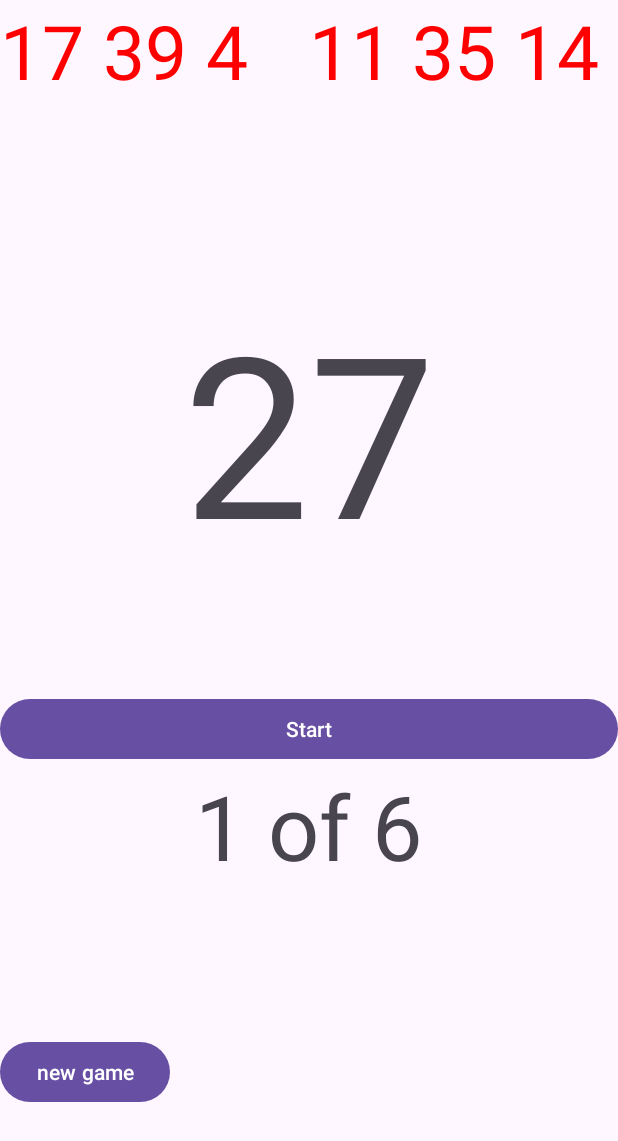
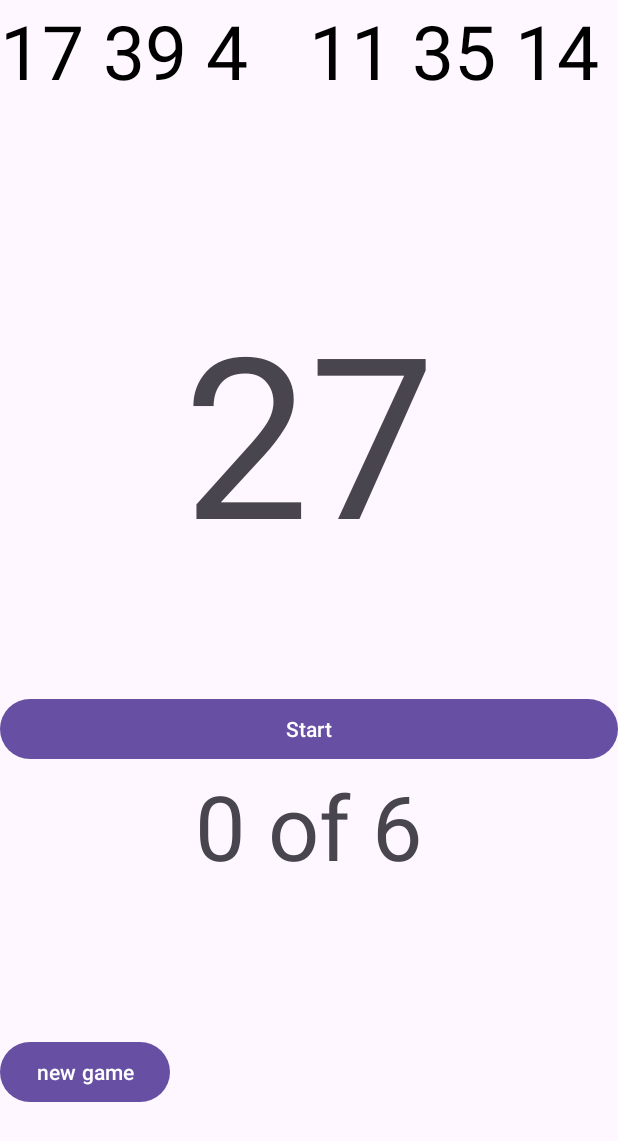
Before and after one commit to mohamedy25/RANDOM_GAME, an Android app: the screen it shows after launch (MainActivity), after a tap on "Stop", on a phone screen of 412 x 824 dp. Shown: the top 1141 px of the screen. Run offline under Robolectric (Android 15) with nearby library versions, the phone set to English and light mode, and no system bars; 1 other tap on this screen came first.

Commit message:
RANDOM_NUM

```diff
--- a/app/src/main/java/com/example/random_num/MainActivity.java
+++ b/app/src/main/java/com/example/random_num/MainActivity.java
@@ -19,7 +19,6 @@ public class MainActivity extends AppCompatActivity {
 
     private int n1, n2, n3, n4, n5, n6;
     private int matchCount = 0;
-    private int clickCount = 0;
 
     private Runnable updateNumber = new Runnable() {
         @Override
@@ -51,7 +50,6 @@ public class MainActivity extends AppCompatActivity {
         start.setOnClickListener(new View.OnClickListener() {
             @Override
             public void onClick(View v) {
-               if(clickCount<6)
                 if (!istart && matchCount < 6) {
                     istart = true;
                     start.setText("Stop");
@@ -60,14 +58,9 @@ public class MainActivity extends AppCompatActivity {
                     istart = false;
                     start.setText("Start");
                     handler.removeCallbacks(updateNumber);
+
                     int finalNum = Integer.parseInt(tvCurrent.getText().toString());
                     checkMatch(finalNum);
-
-                    clickCount++;
-                    updateCounter();
-                }else if (clickCount ==0)
-                ;{
-
                 }
             }
         });
@@ -79,7 +72,6 @@ public class MainActivity extends AppCompatActivity {
                 start.setText("Start");
                 istart = false;
                 matchCount = 0;
-                clickCount = 0;
                 updateCounter();
             }
         });
@@ -117,23 +109,23 @@ public class MainActivity extends AppCompatActivity {
     }
 
     private void highlight(TextView tv) {
-        if (tv.getCurrentTextColor() != Color.GREEN && matchCount < 6) {
-            tv.setTextColor(Color.GREEN);
+        if (tv.getCurrentTextColor() != Color.RED && matchCount < 6) {
+            tv.setTextColor(Color.RED);
             matchCount++;
             updateCounter();
         }
     }
 
     private void updateCounter() {
-        count.setText(clickCount + " of 6");
+        count.setText(matchCount + " of 6");
     }
 
     private void resetColors() {
-        tv1.setTextColor(Color.RED);
-        tv2.setTextColor(Color.RED);
-        tv3.setTextColor(Color.RED);
-        tv4.setTextColor(Color.RED);
-        tv5.setTextColor(Color.RED);
-        tv6.setTextColor(Color.RED);
+        tv1.setTextColor(Color.BLACK);
+        tv2.setTextColor(Color.BLACK);
+        tv3.setTextColor(Color.BLACK);
+        tv4.setTextColor(Color.BLACK);
+        tv5.setTextColor(Color.BLACK);
+        tv6.setTextColor(Color.BLACK);
     }
 }
```
